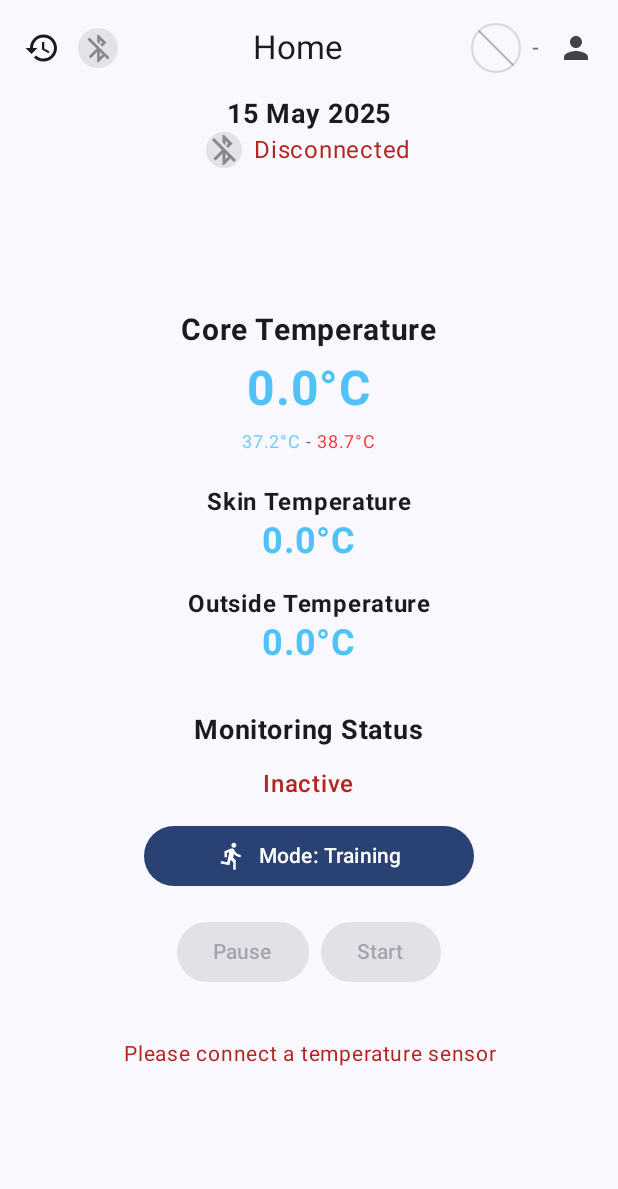
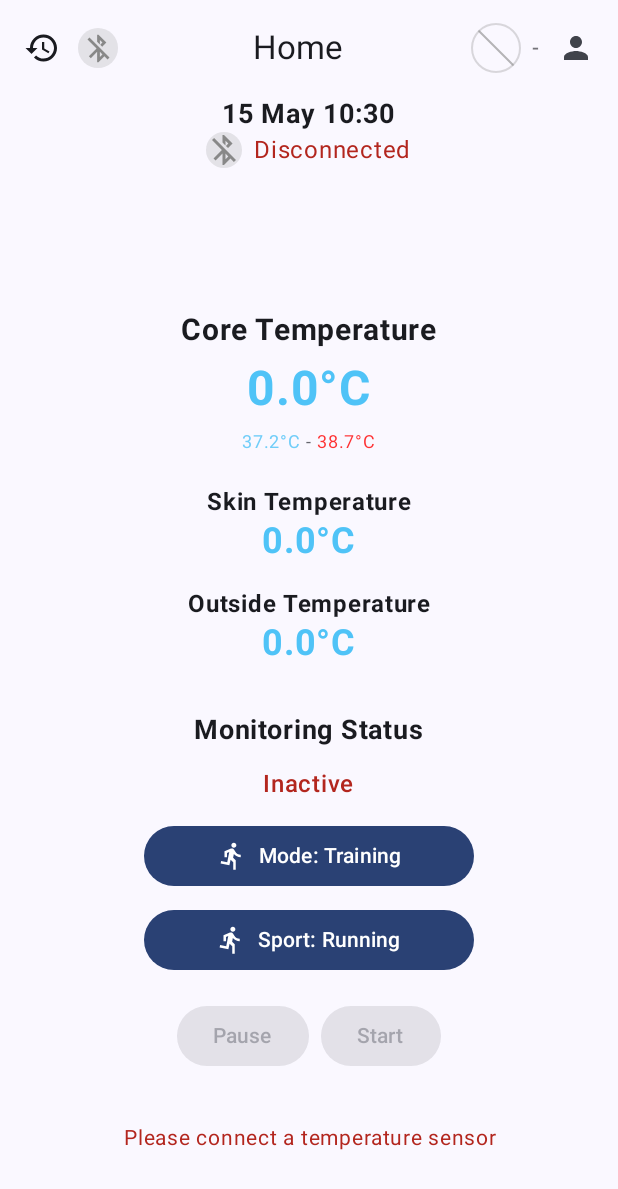
Before and after one commit to PiotrKedz/KPZ25_CORE2, an Android app built with Jetpack Compose: the screen it shows after launch (MainActivity), on a phone screen of 412 x 824 dp. Shown: the top 1189 px of the screen. Run offline under Robolectric (Android 15) with nearby library versions, the phone set to English and light mode, and no system bars.

Commit message:
added sport selection

```diff
--- a/app/src/main/java/com/example/innertemp/MainActivity.kt
+++ b/app/src/main/java/com/example/innertemp/MainActivity.kt
@@ -41,6 +41,9 @@ import androidx.compose.foundation.clickable
 import androidx.compose.material.icons.outlined.DirectionsRun
 import androidx.compose.material.icons.outlined.EmojiEvents
 import androidx.compose.material.icons.outlined.Tune
+import androidx.compose.material.icons.outlined.Sports
+import androidx.compose.material.icons.outlined.DirectionsBike
+import androidx.compose.material.icons.outlined.Kayaking
 import androidx.compose.ui.draw.alpha
 import androidx.compose.ui.window.Dialog
 
@@ -48,6 +51,12 @@ enum class ActivityMode {
     TRAINING,
     RACE,
     CUSTOM
+}
+
+enum class Sport {
+    RUNNING,
+    CYCLING,
+    KAYAKING
 }
 
 class MainActivity : ComponentActivity() {
@@ -66,6 +75,7 @@ class MainActivity : ComponentActivity() {
     private var tempCoreSamples = mutableListOf<Double>()
     private var totalSamples = 0
     private val _activityMode = mutableStateOf(ActivityMode.TRAINING)
+    private val _selectedSport = mutableStateOf(Sport.RUNNING)
     private val _athleticLevel = mutableStateOf("")
 
     private val _customTopTemperatureThreshold = mutableStateOf(38.5)
@@ -113,7 +123,7 @@ class MainActivity : ComponentActivity() {
                 if (Build.VERSION.SDK_INT >= Build.VERSION_CODES.TIRAMISU) {
                     add(Manifest.permission.POST_NOTIFICATIONS)
                 }
-            }.toTypedArray() // Convert back to Array
+            }.toTypedArray()
         } else {
             arrayOf(
                 Manifest.permission.ACCESS_FINE_LOCATION
@@ -174,6 +184,24 @@ class MainActivity : ComponentActivity() {
         }
     }
 
+    private fun saveSelectedSport(sport: Sport) {
+        val sharedPref = getSharedPreferences("app_settings", Context.MODE_PRIVATE)
+        with(sharedPref.edit()) {
+            putString("selected_sport", sport.name)
+            apply()
+        }
+    }
+
+    private fun loadSelectedSport() {
+        val sharedPref = getSharedPreferences("app_settings", Context.MODE_PRIVATE)
+        val savedSport = sharedPref.getString("selected_sport", Sport.RUNNING.name) ?: Sport.RUNNING.name
+        _selectedSport.value = try {
+            Sport.valueOf(savedSport)
+        } catch (e: IllegalArgumentException) {
+            Sport.RUNNING
+        }
+    }
+
     private fun saveCustomThresholds(top: Double, bottom: Double) {
         val sharedPref = getSharedPreferences("app_settings", Context.MODE_PRIVATE)
         with(sharedPref.edit()) {
@@ -230,7 +258,6 @@ class MainActivity : ComponentActivity() {
                 updateAverageTemperature(tempCore)
                 temperatureLogger.logTemperature(tempCore)
 
-                // Get thresholds (similar to how you do it for UI)
                 val (lowThreshold, _, highThreshold) = getTemperatureColorRanges(
                     mode = _activityMode.value,
                     athleticLevel = _athleticLevel.value,
@@ -238,19 +265,17 @@ class MainActivity : ComponentActivity() {
                     customBottom = if (_activityMode.value == ActivityMode.CUSTOM) _customBottomTemperatureThreshold.value else null
                 )
 
-                if (tempCore > 0) { // Ensure valid temperature reading
+                if (tempCore > 0) {
                     if (tempCore > highThreshold) {
                         notificationsManager.showHighTemperatureNotification(tempCore, highThreshold)
                     } else if (tempCore < lowThreshold) {
                         notificationsManager.showLowTemperatureNotification(tempCore, lowThreshold)
                     } else {
-                        // Optional: If temperature is back in normal range, reset timers
                         notificationsManager.resetTemperatureNotificationTimers()
                     }
                 }
             }
 
-            // Battery notifications (example for integer percentage)
             val batteryPercent = battery.toInt()
             if (batteryPercent == 10) {
                 notificationsManager.showBatteryLowNotification(batteryPercent)
@@ -261,6 +286,7 @@ class MainActivity : ComponentActivity() {
 
         loadThemePreference()
         loadActivityMode()
+        loadSelectedSport()
         loadUserAthleticLevel()
         loadCustomThresholds()
 
@@ -280,6 +306,7 @@ class MainActivity : ComponentActivity() {
                         isPaused = _isPaused,
                         isMonitoring = _isMonitoring,
                         activityMode = _activityMode,
+                        selectedSport = _selectedSport,
                         athleticLevel = _athleticLevel,
                         customTopThreshold = _customTopTemperatureThreshold,
                         customBottomThreshold = _customBottomTemperatureThreshold,
@@ -296,6 +323,10 @@ class MainActivity : ComponentActivity() {
                         onActivityModeChange = { mode ->
                             _activityMode.value = mode
                             saveActivityMode(mode)
+                        },
+                        onSportChange = { sport ->
+                            _selectedSport.value = sport
+                            saveSelectedSport(sport)
                         },
                         onCustomThresholdsChange = { top, bottom ->
                             _customTopTemperatureThreshold.value = top
@@ -346,6 +377,7 @@ class MainActivity : ComponentActivity() {
         isPaused: State<Boolean>,
         isMonitoring: State<Boolean>,
         activityMode: State<ActivityMode>,
+        selectedSport: State<Sport>,
         athleticLevel: State<String>,
         customTopThreshold: State<Double>,
         customBottomThreshold: State<Double>,
@@ -354,6 +386,7 @@ class MainActivity : ComponentActivity() {
         onGoToProfile: () -> Unit,
         onGoToHistory: () -> Unit,
         onActivityModeChange: (ActivityMode) -> Unit,
+        onSportChange: (Sport) -> Unit,
         onCustomThresholdsChange: (top: Double, bottom: Double) -> Unit
     ) {
         HomeScreen(
@@ -366,6 +399,7 @@ class MainActivity : ComponentActivity() {
             isPaused = isPaused.value,
             isMonitoring = isMonitoring.value,
             activityMode = activityMode.value,
+            selectedSport = selectedSport.value,
             athleticLevel = athleticLevel.value,
             customTopThreshold = customTopThreshold.value,
             customBottomThreshold = customBottomThreshold.value,
@@ -374,6 +408,7 @@ class MainActivity : ComponentActivity() {
             onGoToProfile = onGoToProfile,
             onGoToHistory = onGoToHistory,
             onActivityModeChange = onActivityModeChange,
+            onSportChange = onSportChange,
             onCustomThresholdsChange = onCustomThresholdsChange
         )
     }
@@ -494,6 +529,7 @@ fun HomeScreen(
     isPaused: Boolean,
     isMonitoring: Boolean,
     activityMode: ActivityMode,
+    selectedSport: Sport,
     athleticLevel: String,
     customTopThreshold: Double,
     customBottomThreshold: Double,
@@ -502,6 +538,7 @@ fun HomeScreen(
     onGoToProfile: () -> Unit,
     onGoToHistory: () -> Unit,
     onActivityModeChange: (ActivityMode) -> Unit,
+    onSportChange: (Sport) -> Unit,
     onCustomThresholdsChange: (top: Double, bottom: Double) -> Unit
 ) {
     var showDevMenu by remember { mutableStateOf(false) }
@@ -510,6 +547,7 @@ fun HomeScreen(
     var mockTemperatureCore by remember { mutableDoubleStateOf(temperatureCore) }
     var mockBatteryLevel by remember { mutableDoubleStateOf(batteryLevel) }
     var showModeMenu by remember { mutableStateOf(false) }
+    var showSportMenu by remember { mutableStateOf(false) }
     var showCustomSettingsDialog by remember { mutableStateOf(false) }
 
     LaunchedEffect(isConnected, temperatureCore, batteryLevel) {
@@ -547,7 +585,7 @@ fun HomeScreen(
         else -> Green
     }
 
-    val currentDateStr = remember { SimpleDateFormat("dd MMMM yyyy", Locale.getDefault()).format(Date()) }
+    val currentDateStr = remember { SimpleDateFormat("dd MMMM HH:mm", Locale.getDefault()).format(Date()) }
 
     if (showCustomSettingsDialog) {
         CustomThresholdDialog(
@@ -584,7 +622,7 @@ fun HomeScreen(
                         color = if (!effectiveIsConnected) colors.error else colors.onSurface
                     )
                 }
-                Spacer(Modifier.height(80.dp)) // Reduced Spacer, was 80.dp
+                Spacer(Modifier.height(80.dp))
                 Column(modifier = Modifier.fillMaxWidth(), horizontalAlignment = Alignment.CenterHorizontally) {
                     Text("Core Temperature", fontWeight = FontWeight.Bold, fontSize = 20.sp, modifier = Modifier.padding(bottom = 8.dp))
                     Row(modifier = Modifier.fillMaxWidth(), horizontalArrangement = Arrangement.Center, verticalAlignment = Alignment.CenterVertically) {
@@ -604,7 +642,7 @@ fun HomeScreen(
                     Text("Outside Temperature", fontWeight = FontWeight.Bold, fontSize = 16.sp)
                     Text(String.format("%.1f°C", temperatureOutside), fontSize = 24.sp, color = tempColorOutside, fontWeight = FontWeight.Bold)
                 }
-                Spacer(Modifier.height(32.dp)) // Was 32.dp
+                Spacer(Modifier.height(32.dp))
                 Column(modifier = Modifier.fillMaxWidth(), horizontalAlignment = Alignment.CenterHorizontally) {
                     Text("Monitoring Status", fontWeight = FontWeight.Bold, fontSize = 18.sp, modifier = Modifier.padding(bottom = 12.dp))
                     Text(
@@ -614,9 +652,8 @@ fun HomeScreen(
                         modifier = Modifier.padding(bottom = 12.dp)
                     )
 
-                    // Activity Mode selection Button
-                    Box { // Needed to anchor the DropdownMenu correctly
-                        val buttonTargetWidth = 220.dp // Adjusted for potentially longer text or just preference
+                    Box {
+                        val buttonTargetWidth = 220.dp
                         Button(
                             onClick = { if (!isMonitoring) showModeMenu = true },
                             modifier = Modifier.width(buttonTargetWidth),
@@ -676,22 +713,97 @@ fun HomeScreen(
                         }
                     }
 
-                    // Conditionally visible "Edit Custom Mode Settings" Button
+                    Spacer(modifier = Modifier.height(8.dp))
+
                     if (activityMode == ActivityMode.CUSTOM && !isMonitoring) {
-                        Spacer(modifier = Modifier.height(8.dp)) // Space above the edit button
                         Button(
                             onClick = { showCustomSettingsDialog = true },
-                            modifier = Modifier.width(220.dp), // Match the activity mode button width or adjust as needed
+                            modifier = Modifier.width(220.dp),
                             colors = ButtonDefaults.buttonColors(
-                                containerColor = MaterialTheme.colorScheme.secondaryContainer, // Example color
+                                containerColor = MaterialTheme.colorScheme.secondaryContainer,
                                 contentColor = MaterialTheme.colorScheme.onSecondaryContainer
                             )
                         ) {
                             Text("Edit Custom Mode Settings")
                         }
+                        Spacer(modifier = Modifier.height(8.dp))
                     }
 
-                    Spacer(modifier = Modifier.height(16.dp)) // Space before Start/Stop/Pause buttons
+
+                    Box {
+                        val buttonTargetWidth = 220.dp
+                        Button(
+                            onClick = { if (!isMonitoring) showSportMenu = true },
+                            modifier = Modifier.width(buttonTargetWidth),
+                            enabled = !isMonitoring,
+                            colors = ButtonDefaults.buttonColors(
+                                containerColor = if (isMonitoring) colors.secondary else colors.primary,
+                                disabledContainerColor = colors.secondary.copy(alpha = 0.7f)
+                            ),
+                            contentPadding = PaddingValues(horizontal = 12.dp, vertical = 8.dp)
+                        ) {
+                            Row(
+                                modifier = Modifier.fillMaxWidth(),
+                                verticalAlignment = Alignment.CenterVertically,
+                                horizontalArrangement = Arrangement.Center
+                            ) {
+                                Icon(
+                                    imageVector = when (selectedSport) {
+                                        Sport.RUNNING -> Icons.Outlined.DirectionsRun
+                                        Sport.CYCLING -> Icons.Outlined.DirectionsBike
+                                        Sport.KAYAKING -> Icons.Outlined.Kayaking
+                                    },
+                                    contentDescription = "Selected Sport Icon",
+                                    modifier = Modifier.size(20.dp)
+                                )
+                                Spacer(modifier = Modifier.width(8.dp))
+                                Text(
+                                    text = "Sport: ${
+                                        when (selectedSport) {
+                                            Sport.RUNNING -> "Running"
+                                            Sport.CYCLING -> "Cycling"
+                                            Sport.KAYAKING -> "Kayaking"
+                                        }
+                                    }"
+                                )
+                            }
+                        }
+                        DropdownMenu(
+                            expanded = showSportMenu && !isMonitoring,
+                            onDismissRequest = { showSportMenu = false },
+                            modifier = Modifier.width(buttonTargetWidth)
+                        ) {
+                            Sport.values().forEach { sport ->
+                                DropdownMenuItem(
+                                    text = {
+                                        Row(verticalAlignment = Alignment.CenterVertically) {
+                                            Icon(
+                                                imageVector = when (sport) {
+                                                    Sport.RUNNING -> Icons.Outlined.DirectionsRun
+                                                    Sport.CYCLING -> Icons.Outlined.DirectionsBike
+                                                    Sport.KAYAKING -> Icons.Outlined.Kayaking
+                                                },
+                                                contentDescription = "${sport.name} Icon",
+                                                modifier = Modifier.size(20.dp)
+                                            )
+                                            Spacer(Modifier.width(8.dp))
+                                            Text(
+                                                when (sport) {
+                                                    Sport.RUNNING -> "Running"
+                                                    Sport.CYCLING -> "Cycling"
+                                                    Sport.KAYAKING -> "Kayaking"
+                                                }
+                                            )
+                                        }
+                                    },
+                                    onClick = { onSportChange(sport); showSportMenu = false },
+                                    leadingIcon = { if (selectedSport == sport) Icon(Icons.Default.Check, "Selected", tint = MaterialTheme.colorScheme.primary) else Box(Modifier.size(24.dp)) }
+                                )
+                            }
+                        }
+                    }
+
+                    Spacer(modifier = Modifier.height(16.dp))
                     Row(horizontalArrangement = Arrangement.spacedBy(8.dp)) {
                         Button(onClick = onPauseToggle, enabled = effectiveIsConnected && isMonitoring, colors = ButtonDefaults.buttonColors(containerColor = if (isPaused) Green else colors.tertiary)) { Text(if (isPaused) "Resume" else "Pause") }
                         Button(onClick = onMonitoringToggle, enabled = effectiveIsConnected, colors = ButtonDefaults.buttonColors(containerColor = if (isMonitoring) Red else Green)) { Text(if (isMonitoring) "Stop" else "Start") }
@@ -742,7 +854,7 @@ fun DeveloperMenu(
             Slider(value = temperatureCore.toFloat(), onValueChange = { onTemperatureCoreChange(it.toDouble()) }, valueRange = 35f..40f, steps = ( (40f-35f) / 0.1f ).toInt() - 1 )
             Spacer(Modifier.height(16.dp))
             Text("Battery Level: ${String.format("%.0f%%", batteryLevel)}", modifier = Modifier.padding(bottom = 4.dp))
-            Slider(value = batteryLevel.toFloat(), onValueChange = { onBatteryLevelChange(it.toDouble()) }, valueRange = 0f..100f, steps = 100 -1 ) // 100 steps means 99 divisions
+            Slider(value = batteryLevel.toFloat(), onValueChange = { onBatteryLevelChange(it.toDouble()) }, valueRange = 0f..100f, steps = 100 -1 )
             Spacer(Modifier.height(32.dp))
             Button(onClick = onClose, modifier = Modifier.fillMaxWidth().height(56.dp), colors = ButtonDefaults.buttonColors(containerColor = MaterialTheme.colorScheme.error)) {
                 Text("CLOSE DEV MENU", fontWeight = FontWeight.Bold, fontSize = 18.sp, color = MaterialTheme.colorScheme.onError)
@@ -758,11 +870,11 @@ fun HomeScreenCustomModePreview() {
         HomeScreen(
             isConnected = true, connectionQuality = BluetoothConnectionQuality.GOOD,
             temperatureCore = 37.2, temperatureSkin = 36.8, temperatureOutside = 35.5,
-            batteryLevel = 78.0, isPaused = false, isMonitoring = false, // Not monitoring to show edit button
-            activityMode = ActivityMode.CUSTOM, athleticLevel = "Medium",
+            batteryLevel = 78.0, isPaused = false, isMonitoring = false,
+            activityMode = ActivityMode.CUSTOM, selectedSport = Sport.RUNNING, athleticLevel = "Medium",
             customTopThreshold = 39.0, customBottomThreshold = 36.0,
             onPauseToggle = {}, onMonitoringToggle = {}, onGoToProfile = {}, onGoToHistory = {},
-            onActivityModeChange = {}, onCustomThresholdsChange = { _, _ -> }
+            onActivityModeChange = {}, onSportChange = {}, onCustomThresholdsChange = { _, _ -> }
         )
     }
 }
@@ -775,10 +887,10 @@ fun HomeScreenTrainingModePreview() {
             isConnected = true, connectionQuality = BluetoothConnectionQuality.GOOD,
             temperatureCore = 37.2, temperatureSkin = 36.8, temperatureOutside = 35.5,
             batteryLevel = 78.0, isPaused = false, isMonitoring = true,
-            activityMode = ActivityMode.TRAINING, athleticLevel = "Medium",
+            activityMode = ActivityMode.TRAINING, selectedSport = Sport.CYCLING, athleticLevel = "Medium",
             customTopThreshold = 39.0, customBottomThreshold = 36.0,
             onPauseToggle = {}, onMonitoringToggle = {}, onGoToProfile = {}, onGoToHistory = {},
-            onActivityModeChange = {}, onCustomThresholdsChange = { _, _ -> }
+            onActivityModeChange = {}, onSportChange = {}, onCustomThresholdsChange = { _, _ -> }
         )
     }
 }
```
Also changed, not shown: 158 other files.
